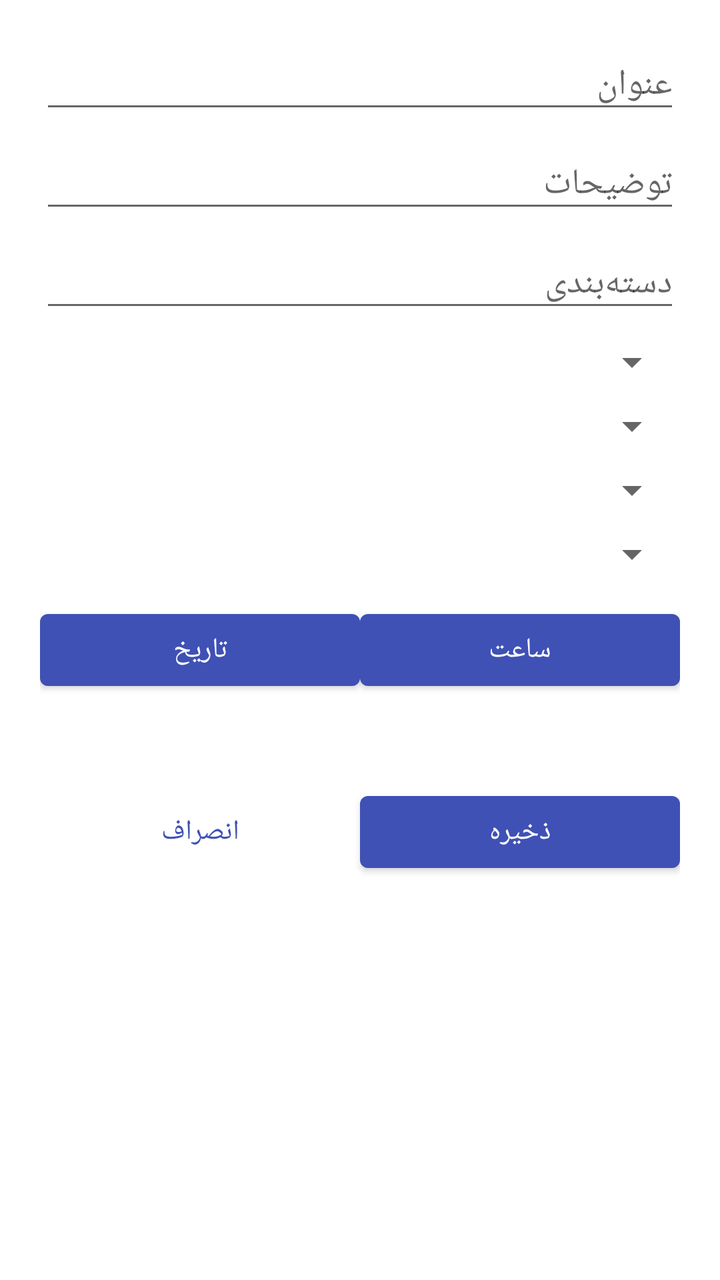
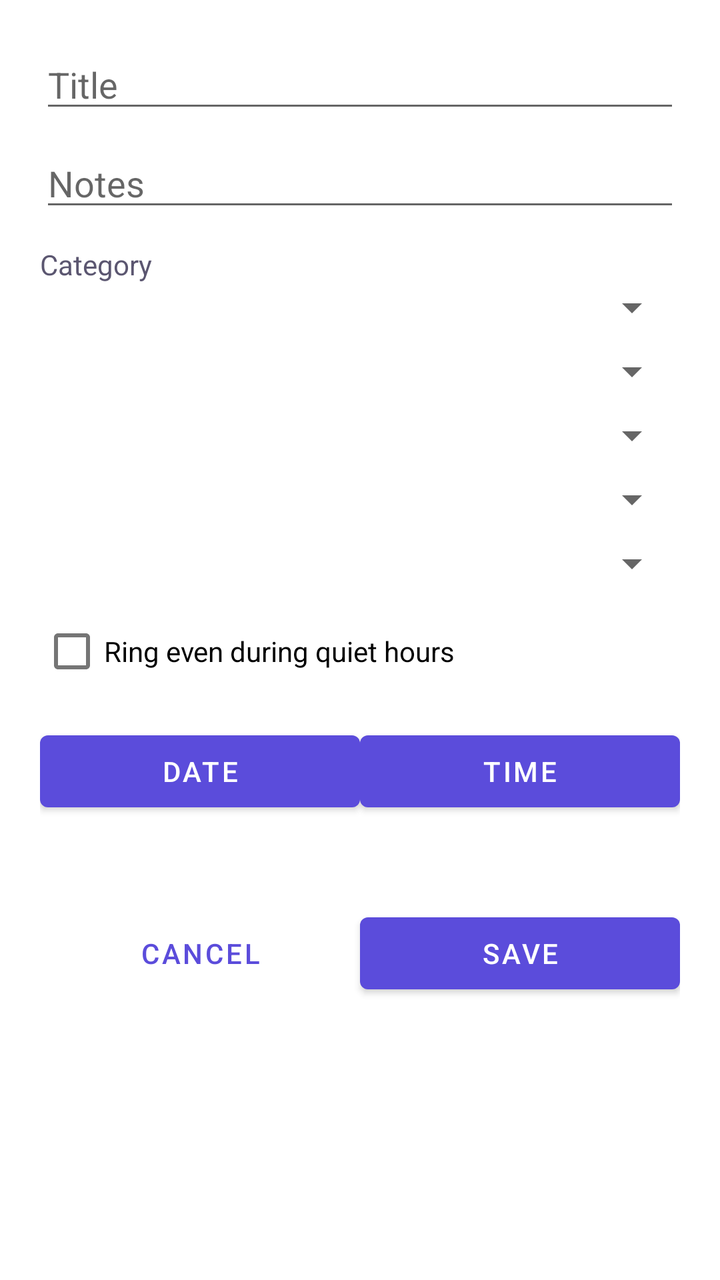

Before-and-after screenshots of an Android layout around one commit, followed by the original layout XML and the change that was made.
<!-- AndroidManifest.xml: application theme Theme.Yadavar -->
<!-- res/layout/dialog_add_reminder.xml -->
<?xml version="1.0" encoding="utf-8"?>
<ScrollView xmlns:android="http://schemas.android.com/apk/res/android"
    android:layout_width="match_parent"
    android:layout_height="wrap_content">

    <LinearLayout
        android:layout_width="match_parent"
        android:layout_height="wrap_content"
        android:orientation="vertical"
        android:padding="20dp">

        <EditText
            android:id="@+id/edit_title"
            android:layout_width="match_parent"
            android:layout_height="wrap_content"
            android:hint="عنوان"
            android:inputType="text" />

        <EditText
            android:id="@+id/edit_description"
            android:layout_width="match_parent"
            android:layout_height="wrap_content"
            android:hint="توضیحات"
            android:inputType="textMultiLine"
            android:layout_marginTop="8dp" />

        <EditText
            android:id="@+id/edit_category"
            android:layout_width="match_parent"
            android:layout_height="wrap_content"
            android:hint="دسته‌بندی"
            android:layout_marginTop="8dp" />

        <Spinner
            android:id="@+id/spinner_type"
            android:layout_width="match_parent"
            android:layout_height="wrap_content"
            android:layout_marginTop="8dp" />

        <Spinner
            android:id="@+id/spinner_priority"
            android:layout_width="match_parent"
            android:layout_height="wrap_content"
            android:layout_marginTop="8dp" />

        <Spinner
            android:id="@+id/spinner_repeat"
            android:layout_width="match_parent"
            android:layout_height="wrap_content"
            android:layout_marginTop="8dp" />

        <Spinner
            android:id="@+id/spinner_sound"
            android:layout_width="match_parent"
            android:layout_height="wrap_content"
            android:layout_marginTop="8dp" />

        <LinearLayout
            android:layout_width="match_parent"
            android:layout_height="wrap_content"
            android:orientation="horizontal"
            android:layout_marginTop="12dp">

            <Button
                android:id="@+id/button_pick_date"
                android:layout_width="0dp"
                android:layout_height="wrap_content"
                android:layout_weight="1"
                android:text="تاریخ" />

            <Button
                android:id="@+id/button_pick_time"
                android:layout_width="0dp"
                android:layout_height="wrap_content"
                android:layout_weight="1"
                android:text="ساعت" />
        </LinearLayout>

        <TextView
            android:id="@+id/text_date_time"
            android:layout_width="match_parent"
            android:layout_height="wrap_content"
            android:gravity="center"
            android:textColor="@color/text_secondary"
            android:layout_marginTop="8dp" />

        <LinearLayout
            android:layout_width="match_parent"
            android:layout_height="wrap_content"
            android:orientation="horizontal"
            android:layout_marginTop="16dp">

            <Button
                android:id="@+id/button_cancel"
                style="@style/Widget.MaterialComponents.Button.TextButton"
                android:layout_width="0dp"
                android:layout_height="wrap_content"
                android:layout_weight="1"
                android:text="انصراف" />

            <Button
                android:id="@+id/button_save"
                android:layout_width="0dp"
                android:layout_height="wrap_content"
                android:layout_weight="1"
                android:text="ذخیره" />
        </LinearLayout>

    </LinearLayout>
</ScrollView>
<!-- resources referenced by this layout -->
<resources>
  <color name="text_secondary">#757575</color>
  <style name="Theme.Yadavar" parent="Theme.MaterialComponents.DayNight.NoActionBar">
          <item name="colorPrimary">@color/primary</item>
          <item name="colorPrimaryDark">@color/primary_dark</item>
          <item name="colorAccent">@color/accent</item>
      </style>
  <color name="primary">#3F51B5</color>
  <color name="primary_dark">#303F9F</color>
  <color name="accent">#FF4081</color>
</resources>

<!-- the commit's change to res/layout/dialog_add_reminder.xml (unified diff, before → after) -->
@@ -13,23 +13,28 @@
             android:id="@+id/edit_title"
             android:layout_width="match_parent"
             android:layout_height="wrap_content"
-            android:hint="عنوان"
+            android:hint="@string/hint_title"
             android:inputType="text" />
 
         <EditText
             android:id="@+id/edit_description"
             android:layout_width="match_parent"
             android:layout_height="wrap_content"
-            android:hint="توضیحات"
+            android:hint="@string/hint_description"
             android:inputType="textMultiLine"
             android:layout_marginTop="8dp" />
 
-        <EditText
-            android:id="@+id/edit_category"
+        <TextView
             android:layout_width="match_parent"
             android:layout_height="wrap_content"
-            android:hint="دسته‌بندی"
-            android:layout_marginTop="8dp" />
+            android:text="@string/hint_category"
+            android:layout_marginTop="12dp"
+            android:textColor="@color/text_secondary" />
+
+        <Spinner
+            android:id="@+id/spinner_category"
+            android:layout_width="match_parent"
+            android:layout_height="wrap_content" />
 
         <Spinner
             android:id="@+id/spinner_type"
@@ -55,6 +60,13 @@
             android:layout_height="wrap_content"
             android:layout_marginTop="8dp" />
 
+        <CheckBox
+            android:id="@+id/check_bypass_quiet"
+            android:layout_width="match_parent"
+            android:layout_height="wrap_content"
+            android:layout_marginTop="8dp"
+            android:text="@string/bypass_quiet_hours" />
+
         <LinearLayout
             android:layout_width="match_parent"
             android:layout_height="wrap_content"
@@ -66,14 +78,14 @@
                 android:layout_width="0dp"
                 android:layout_height="wrap_content"
                 android:layout_weight="1"
-                android:text="تاریخ" />
+                android:text="@string/pick_date" />
 
             <Button
                 android:id="@+id/button_pick_time"
                 android:layout_width="0dp"
                 android:layout_height="wrap_content"
                 android:layout_weight="1"
-                android:text="ساعت" />
+                android:text="@string/pick_time" />
         </LinearLayout>
 
         <TextView
@@ -96,14 +108,14 @@
                 android:layout_width="0dp"
                 android:layout_height="wrap_content"
                 android:layout_weight="1"
-                android:text="انصراف" />
+                android:text="@string/action_cancel" />
 
             <Button
                 android:id="@+id/button_save"
                 android:layout_width="0dp"
                 android:layout_height="wrap_content"
                 android:layout_weight="1"
-                android:text="ذخیره" />
+                android:text="@string/action_save" />
         </LinearLayout>
 
     </LinearLayout>
<!-- resource entries referenced after the edit -->
@@ -1,13 +1,21 @@
 <!-- resources referenced by this layout -->
 <resources>
-  <color name="text_secondary">#757575</color>
+  <color name="text_secondary">#5B5670</color>
+  <string name="action_cancel">Cancel</string>
+  <string name="action_save">Save</string>
+  <string name="bypass_quiet_hours">Ring even during quiet hours</string>
+  <string name="hint_category">Category</string>
+  <string name="hint_description">Notes</string>
+  <string name="hint_title">Title</string>
+  <string name="pick_date">Date</string>
+  <string name="pick_time">Time</string>
   <style name="Theme.Yadavar" parent="Theme.MaterialComponents.DayNight.NoActionBar">
           <item name="colorPrimary">@color/primary</item>
           <item name="colorPrimaryDark">@color/primary_dark</item>
           <item name="colorAccent">@color/accent</item>
       </style>
-  <color name="primary">#3F51B5</color>
-  <color name="primary_dark">#303F9F</color>
-  <color name="accent">#FF4081</color>
+  <color name="primary">#5B4CDB</color>
+  <color name="primary_dark">#3D2FA8</color>
+  <color name="accent">#0D9488</color>
 </resources>
 
